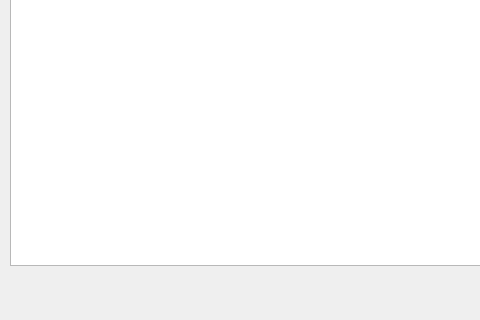
First picture: the form in Pharmacy/medicines/medicinesform.ui, repository kokos34/Pharmacy, before the edit; both pictures show x 0 to 480 and y 145 to 465 of the 570 by 465 pixel window.
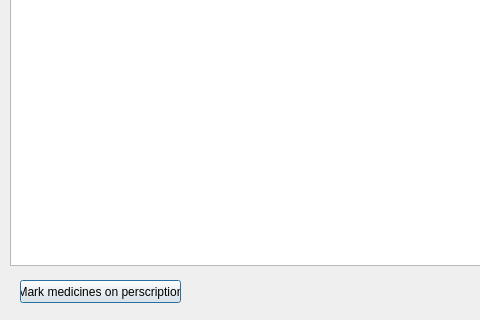
Second picture: the form after the edit.

Commit message: Mark perscription-medicines

Diff of the .ui file:
```diff
--- a/Pharmacy/medicines/medicinesform.ui
+++ b/Pharmacy/medicines/medicinesform.ui
@@ -10,6 +10,18 @@
     <height>465</height>
    </rect>
   </property>
+  <property name="minimumSize">
+   <size>
+    <width>570</width>
+    <height>465</height>
+   </size>
+  </property>
+  <property name="maximumSize">
+   <size>
+    <width>570</width>
+    <height>465</height>
+   </size>
+  </property>
   <property name="windowTitle">
    <string>Information about medicines</string>
   </property>
@@ -43,6 +55,19 @@
     </property>
    </column>
   </widget>
+  <widget class="QPushButton" name="pushButton">
+   <property name="geometry">
+    <rect>
+     <x>20</x>
+     <y>425</y>
+     <width>161</width>
+     <height>23</height>
+    </rect>
+   </property>
+   <property name="text">
+    <string>Mark medicines on perscription</string>
+   </property>
+  </widget>
  </widget>
  <resources/>
  <connections/>
```
The commit also changes 4 other files.
